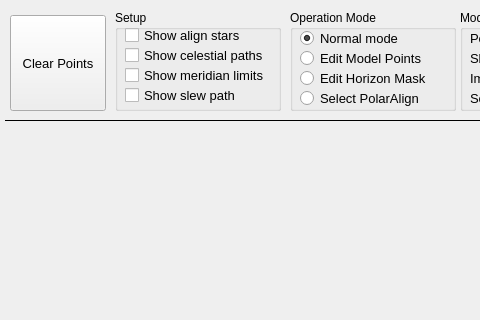
Before: the Qt Designer form mw4/gui/widgets/hemisphere.ui in mworion/MountWizzard4, drawn with Qt 5; both pictures show x 0 to 480 and y 0 to 320 of the 800 by 600 pixel window.
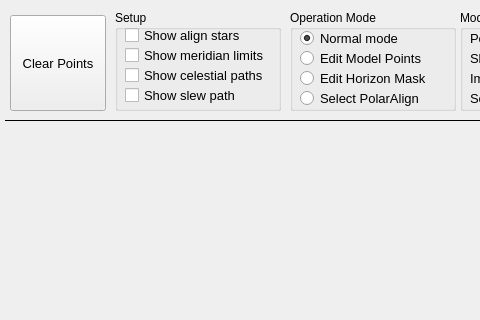
After: the same form once the commit is applied.

Diff of the .ui file:
```diff
--- a/mw4/gui/widgets/hemisphere.ui
+++ b/mw4/gui/widgets/hemisphere.ui
@@ -700,7 +700,7 @@
     <property name="geometry">
      <rect>
       <x>10</x>
-      <y>35</y>
+      <y>55</y>
       <width>141</width>
       <height>21</height>
      </rect>
@@ -736,7 +736,7 @@
     <property name="geometry">
      <rect>
       <x>10</x>
-      <y>55</y>
+      <y>35</y>
       <width>141</width>
       <height>21</height>
      </rect>
```
